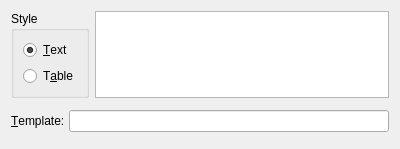
Before: the Qt Designer form plugins/exp-pdf/pdfexportwidget.ui in martin-kudlicka/vocabulary-master, drawn with Qt 5.
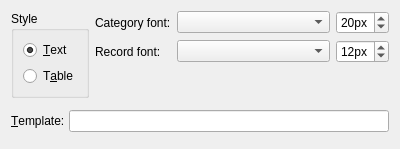
After: the same form once the commit is applied.

What changed in the file:
```diff
--- a/plugins/exp-pdf/pdfexportwidget.ui
+++ b/plugins/exp-pdf/pdfexportwidget.ui
@@ -18,6 +18,12 @@
     <layout class="QHBoxLayout" name="horizontalLayout_3">
      <item>
       <widget class="QGroupBox" name="groupBox">
+       <property name="sizePolicy">
+        <sizepolicy hsizetype="Maximum" vsizetype="Preferred">
+         <horstretch>0</horstretch>
+         <verstretch>0</verstretch>
+        </sizepolicy>
+       </property>
        <property name="title">
         <string>Style</string>
        </property>
@@ -56,11 +62,74 @@
       </widget>
      </item>
      <item>
-      <widget class="QTreeView" name="qtvCodecs">
-       <property name="rootIsDecorated">
-        <bool>false</bool>
-       </property>
-      </widget>
+      <layout class="QFormLayout" name="formLayout">
+       <item row="0" column="0">
+        <widget class="QLabel" name="label_4">
+         <property name="text">
+          <string>Category font:</string>
+         </property>
+        </widget>
+       </item>
+       <item row="0" column="1">
+        <layout class="QHBoxLayout" name="horizontalLayout">
+         <item>
+          <widget class="QComboBox" name="qcbCategoryFont"/>
+         </item>
+         <item>
+          <widget class="QSpinBox" name="qsbCategoryFontSize">
+           <property name="sizePolicy">
+            <sizepolicy hsizetype="Maximum" vsizetype="Fixed">
+             <horstretch>0</horstretch>
+             <verstretch>0</verstretch>
+            </sizepolicy>
+           </property>
+           <property name="suffix">
+            <string>px</string>
+           </property>
+           <property name="minimum">
+            <number>1</number>
+           </property>
+           <property name="value">
+            <number>20</number>
+           </property>
+          </widget>
+         </item>
+        </layout>
+       </item>
+       <item row="1" column="0">
+        <widget class="QLabel" name="label_5">
+         <property name="text">
+          <string>Record font:</string>
+         </property>
+        </widget>
+       </item>
+       <item row="1" column="1">
+        <layout class="QHBoxLayout" name="horizontalLayout_4">
+         <item>
+          <widget class="QComboBox" name="qcbRecordFont"/>
+         </item>
+         <item>
+          <widget class="QSpinBox" name="qsbRecordFontSize">
+           <property name="sizePolicy">
+            <sizepolicy hsizetype="Maximum" vsizetype="Fixed">
+             <horstretch>0</horstretch>
+             <verstretch>0</verstretch>
+            </sizepolicy>
+           </property>
+           <property name="suffix">
+            <string>px</string>
+           </property>
+           <property name="minimum">
+            <number>1</number>
+           </property>
+           <property name="value">
+            <number>12</number>
+           </property>
+          </widget>
+         </item>
+        </layout>
+       </item>
+      </layout>
      </item>
     </layout>
    </item>
```
